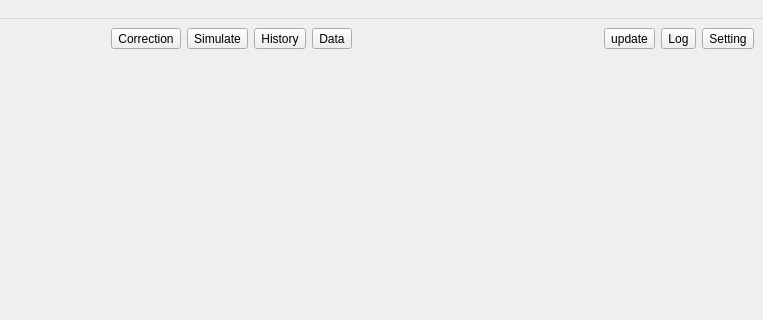
Before: the Qt Designer form src/main/mainwindow.ui in MRsoymilk/MySerial, drawn with Qt 5; both pictures show x 283 to 1046 and y 0 to 320 of the 1046 by 713 pixel window.
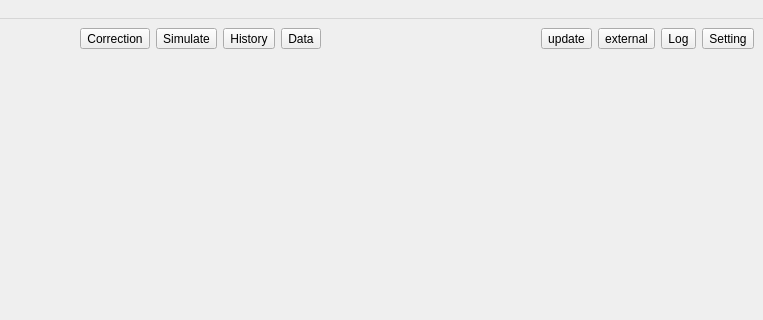
After: the same form once the commit is applied.

Commit message: add FormExternal(change Setting to External)

What changed in the file:
```diff
--- a/src/main/mainwindow.ui
+++ b/src/main/mainwindow.ui
@@ -118,6 +118,13 @@
             </property>
            </widget>
           </item>
+          <item>
+           <widget class="QToolButton" name="btnExternal">
+            <property name="text">
+             <string>external</string>
+            </property>
+           </widget>
+          </item>
           <item>
            <widget class="QToolButton" name="btnLog">
             <property name="text">
```
The commit also changes 19 other files.
